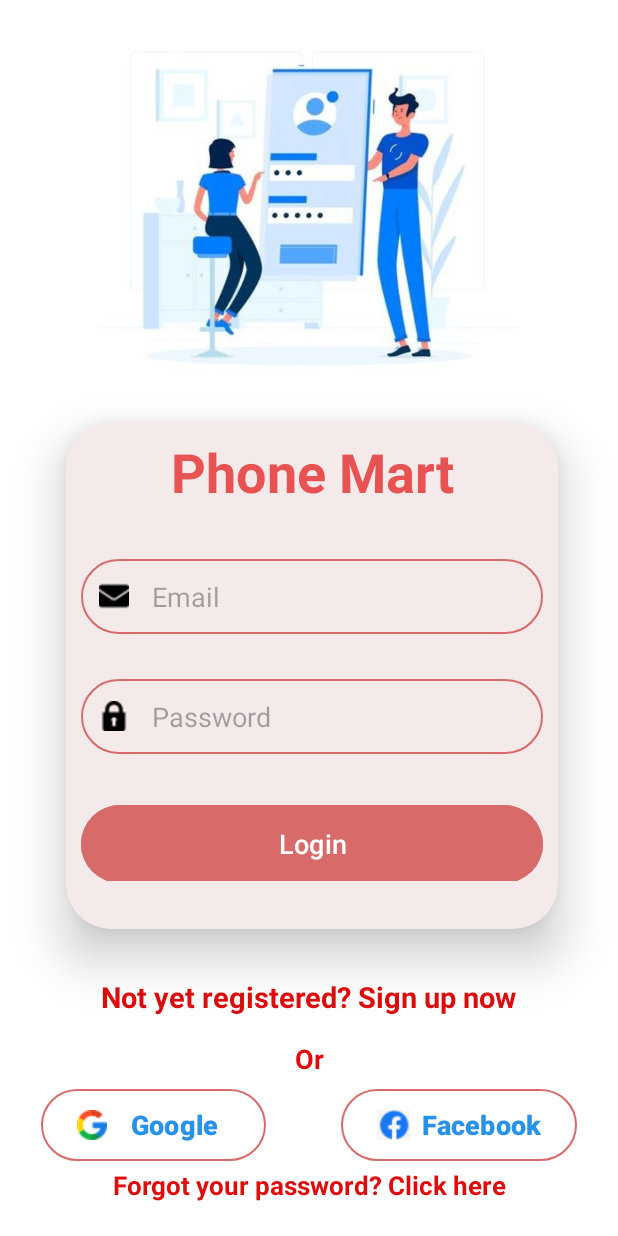
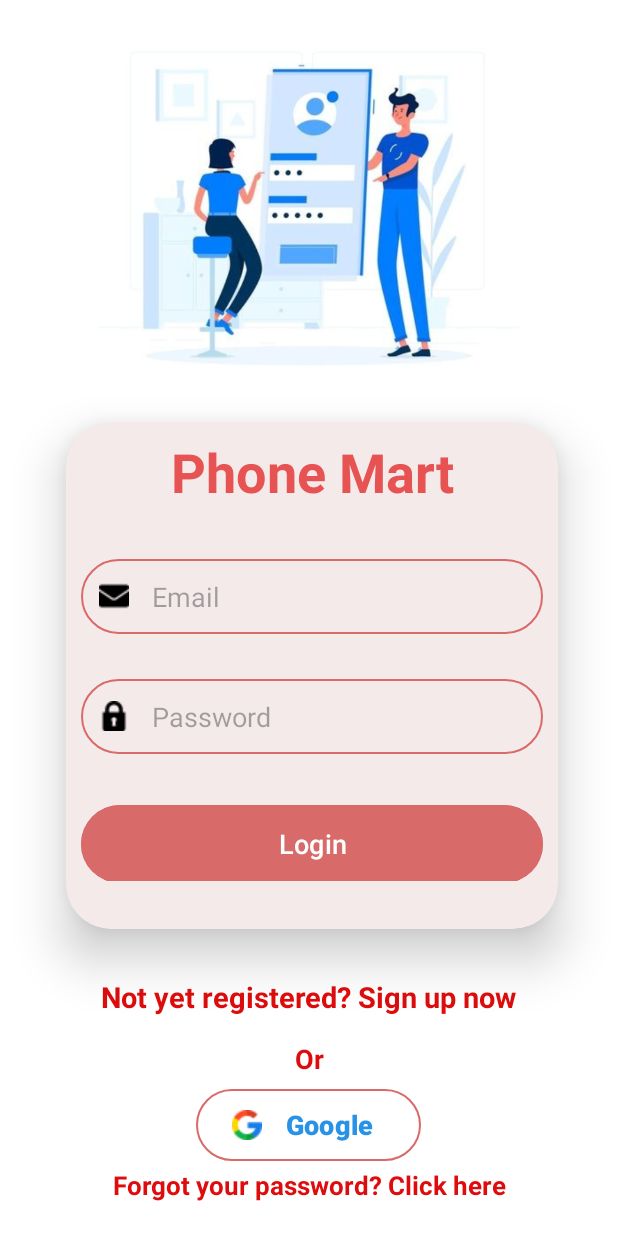
Before and after one commit to Nameless0706/FinalProjectAndroidNhom13, an Android app: the screen it shows after launch (MainActivity), on a phone screen of 412 x 824 dp. Run offline under Robolectric (Android 15) with nearby library versions, the light colour scheme and no system bars.

Commit message:
login google

```diff
--- a/PhoneMart/app/build.gradle
+++ b/PhoneMart/app/build.gradle
@@ -48,4 +48,6 @@
     testImplementation libs.junit
     androidTestImplementation libs.ext.junit
     androidTestImplementation libs.espresso.core
+
+    implementation 'com.google.android.gms:play-services-auth:21.3.0'
 }
--- a/PhoneMart/app/src/main/java/com/nhom13/phonemart/api/AuthAPI.java
+++ b/PhoneMart/app/src/main/java/com/nhom13/phonemart/api/AuthAPI.java
@@ -2,6 +2,7 @@
 
 import com.nhom13.phonemart.model.Category;
 import com.nhom13.phonemart.model.request.CreateUserRequest;
+import com.nhom13.phonemart.model.request.GoogleLoginRequest;
 import com.nhom13.phonemart.model.request.LoginRequest;
 import com.nhom13.phonemart.model.response.ApiResponse;
 import com.nhom13.phonemart.model.response.JwtResponse;
@@ -36,10 +37,6 @@
     @POST("/api/v1/auth/resend-otp")
     Call<ApiResponse> resendOtp(@Query("email") String email);
 
-
-
-
-
-
-
+    @POST("/api/v1/auth/login/google")
+    Call<ApiResponse> loginWithGoogle(@Body GoogleLoginRequest request);
 }
--- a/PhoneMart/app/src/main/res/layout/fragment_login.xml
+++ b/PhoneMart/app/src/main/res/layout/fragment_login.xml
@@ -148,35 +148,20 @@
         app:layout_constraintTop_toBottomOf="@+id/signUpTv"
         app:layout_constraintVertical_bias="0.0" />
 
-    <LinearLayout
-        android:layout_width="wrap_content"
-        android:layout_height="wrap_content"
-        app:layout_constraintBottom_toBottomOf="parent"
-        app:layout_constraintEnd_toEndOf="parent"
-        app:layout_constraintStart_toStartOf="parent"
-        app:layout_constraintTop_toBottomOf="@+id/textView2"
-        app:layout_constraintVertical_bias="0.0">
-
     <Button
+        android:id="@+id/button_loginGoogle"
         android:layout_width="150dp"
         android:layout_height="wrap_content"
-            android:layout_marginEnd="50dp"
         android:background="@drawable/custom_button_border"
         android:drawableLeft="@drawable/google_ico"
         android:drawablePadding="8dp"
         android:text="Google"
         android:textColor="#2892E7"
         android:textSize="18sp"
-            android:textStyle="bold" />
+        android:textStyle="bold"
+        app:layout_constraintEnd_toEndOf="@+id/cardView"
+        app:layout_constraintHorizontal_bias="0.488"
+        app:layout_constraintStart_toStartOf="@+id/cardView"
+        app:layout_constraintTop_toBottomOf="@+id/textView2" />
 
-        <Button
-            android:layout_width="wrap_content"
-            android:layout_height="wrap_content"
-            android:background="@drawable/custom_button_border"
-            android:drawableLeft="@drawable/facebook_ico"
-            android:text="Facebook"
-            android:textColor="#2892E7"
-            android:textSize="18sp"
-            android:textStyle="bold" />
-    </LinearLayout>
 </androidx.constraintlayout.widget.ConstraintLayout>
--- a/PhoneMart/app/src/main/res/layout/fragment_user.xml
+++ b/PhoneMart/app/src/main/res/layout/fragment_user.xml
@@ -32,6 +32,8 @@
                 <LinearLayout
                     android:layout_width="match_parent"
                     android:layout_height="match_parent"
+                    android:layout_marginLeft="10dp"
+                    android:layout_marginRight="10dp"
                     android:background="@drawable/custom_background_gradient"
                     android:orientation="horizontal"
                     android:paddingTop="20dp">
@@ -61,8 +63,8 @@
 
                 <de.hdodenhof.circleimageview.CircleImageView
                     android:id="@+id/userProfileImg"
-                    android:layout_width="wrap_content"
-                    android:layout_height="wrap_content"
+                    android:layout_width="140dp"
+                    android:layout_height="140dp"
                     android:layout_gravity="center"
                     android:src="@drawable/profile" />
 
```
Also changed, not shown: PhoneMart/app/src/main/java/com/nhom13/phonemart/model/request/GoogleLoginRequest.java (added, +13 -0 lines), PhoneMart/app/src/main/java/com/nhom13/phonemart/ui/UserFragment.java (+15 -3 lines), PhoneMart/app/src/main/java/com/nhom13/phonemart/ui/auth/LoginFragment.java (+110 -29 lines). Lines whose indentation alone changed are shown as unchanged.
